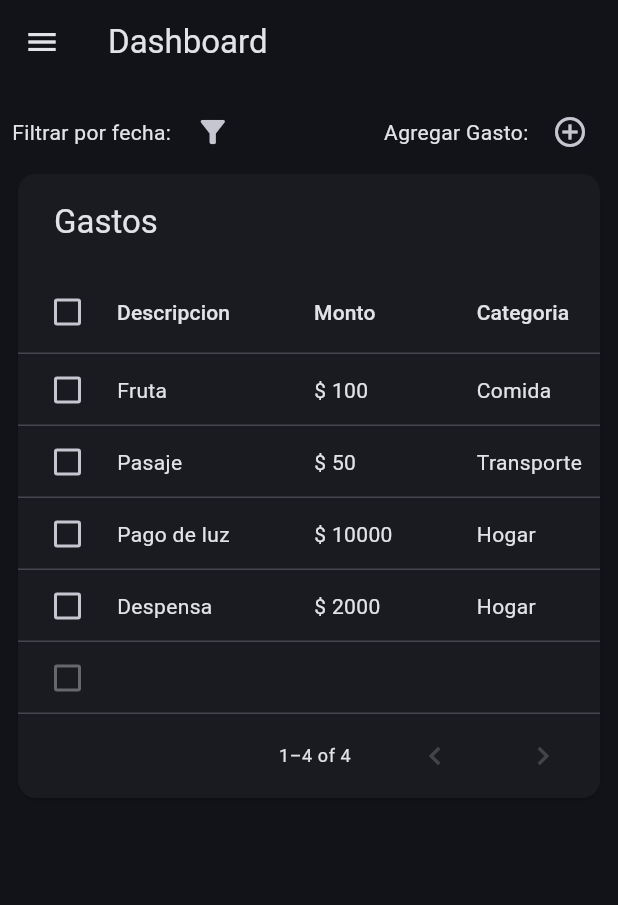
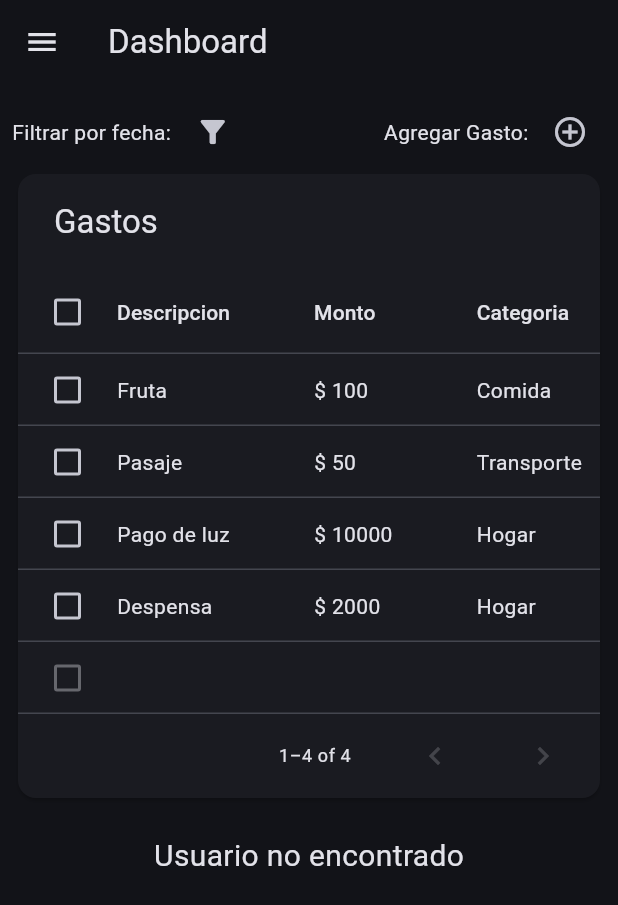
Before and after one commit to EAhumada08/gasto-0, a Flutter app: the screen it shows after launch, on a phone screen of 412 x 824 dp. Shown: the top 905 px of the screen. Run offline on Flutter 3.47's test engine with Material 3 defaults, Android fonts, the phone set to English and light mode, and no system bars; our stand-ins replace fl_chart, flutter_secure_storage.

Commit message:
Agregar funcionalidad para iniciar sesion y solucionar bugs relacionados

```diff
--- a/lib/Models/user.dart
+++ b/lib/Models/user.dart
@@ -22,9 +22,9 @@ class User {
 
   User.fromJson(Map<String, dynamic> json) {
     id = json['id'];
-    name = json['name'];
+    name = json['nombre'];
     edad = json['edad'];
-    email = json['email'];
+    email = json['correo'];
   }
 
   Map<String, dynamic> toJson() {
--- a/lib/features/auth/providers/auth_provider.dart
+++ b/lib/features/auth/providers/auth_provider.dart
@@ -1,4 +1,5 @@
 import 'package:flutter/material.dart';
+import 'package:gasto_0/Models/user.dart';
 import 'package:gasto_0/core/services/auth_service.dart';
 
 class AuthProvider extends ChangeNotifier {
@@ -26,6 +27,11 @@ class AuthProvider extends ChangeNotifier {
     return await _authService.isAuthenticated();
   }
 
+  Future<User?> getUser() async {
+    final user = await _authService.getUser();
+    return user;
+  }
+
   Future<void> logout() async {
     await _authService.logout();
     notifyListeners();
--- a/lib/features/auth/screens/login.dart
+++ b/lib/features/auth/screens/login.dart
@@ -63,9 +63,7 @@ class _LoginState extends State<Login> {
             authProvider.isLoading
                 ? const CircularProgressIndicator()
                 : ElevatedButton(
-                    onPressed: () {
-                      Navigator.pushNamed(context, '/');
-                      /*() async {
+                    onPressed: () async {
                       final success = await authProvider.login(
                         userController.text.trim(),
                         passwordController.text.trim(),
@@ -79,7 +77,7 @@ class _LoginState extends State<Login> {
                       }
                       print(passwordController.text);
                       passwordController.clear();
-                      userController.clear();*/
+                      userController.clear();
                     },
                     style: ButtonStyle(
                       padding: WidgetStatePropertyAll(EdgeInsets.all(15)),
--- a/lib/features/home/screens/dashboard.dart
+++ b/lib/features/home/screens/dashboard.dart
@@ -1,6 +1,9 @@
 import 'package:flutter/material.dart';
+import 'package:gasto_0/Models/user.dart';
+import 'package:gasto_0/features/auth/providers/auth_provider.dart';
 import 'package:gasto_0/features/home/data.dart';
 import 'package:gasto_0/features/home/widgets/drawer_menu.dart';
+import 'package:provider/provider.dart';
 
 class Dashboard extends StatefulWidget {
   const Dashboard({super.key});
@@ -29,6 +32,8 @@ class _DashboardState extends State<Dashboard> {
 
   @override
   Widget build(BuildContext context) {
+    final authProvider = Provider.of<AuthProvider>(context);
+
     return Scaffold(
       appBar: AppBar(
         title: const Text('Dashboard'),
@@ -73,7 +78,23 @@ class _DashboardState extends State<Dashboard> {
                     DataColumn(label: Text('Categoria')),
                     DataColumn(label: Text('Fecha')),
                   ],
-                  source: DataSource(context))
+                  source: DataSource(context)),
+              const SizedBox(height: 20),
+              FutureBuilder(
+                  future: authProvider.getUser(),
+                  builder: (context, snapshot) {
+                    if (snapshot.connectionState == ConnectionState.waiting) {
+                      return const CircularProgressIndicator();
+                    }
+
+                    if (snapshot.hasError) {
+                      return const Text('Error al cargar el usuario');
+                    }
+
+                    final User? user = snapshot.data;
+                    return Text(user?.name ?? 'Usuario no encontrado',
+                        style: const TextStyle(fontSize: 20));
+                  })
             ],
           ),
         ),
--- a/lib/features/home/widgets/drawer_menu.dart
+++ b/lib/features/home/widgets/drawer_menu.dart
@@ -1,7 +1,10 @@
 import 'package:flutter/material.dart';
+import 'package:gasto_0/features/auth/providers/auth_provider.dart';
 import 'package:gasto_0/features/auth/screens/login.dart';
+import 'package:provider/provider.dart';
 
 Widget drawerMenu(BuildContext context) {
+  AuthProvider authProvider = Provider.of<AuthProvider>(context);
   return Drawer(
     child: SafeArea(
       child: Column(
@@ -54,7 +57,8 @@ Widget drawerMenu(BuildContext context) {
                 ListTile(
                   leading: Icon(Icons.logout),
                   title: Text('Cerrar Sesion'),
-                  onTap: () {
+                  onTap: () async {
+                    await authProvider.logout();
                     Navigator.pushAndRemoveUntil(
                         context,
                         MaterialPageRoute(builder: (context) => Login()),
```
Also changed, not shown: lib/core/services/auth_service.dart (+5 -3 lines), 4 other files.
